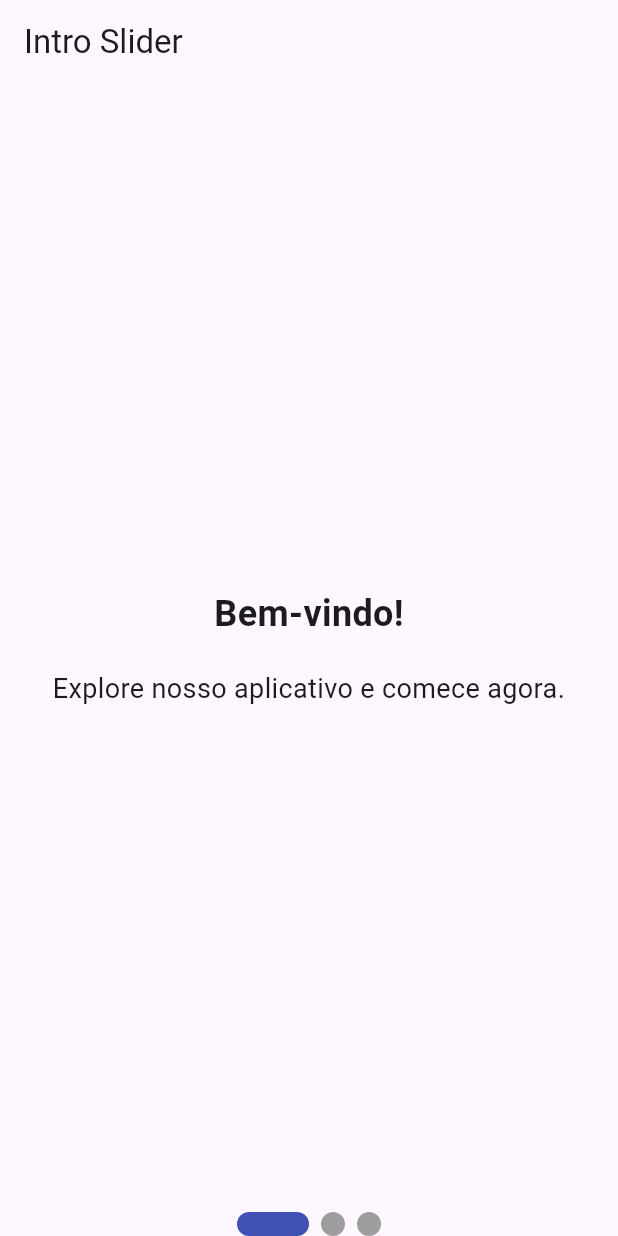
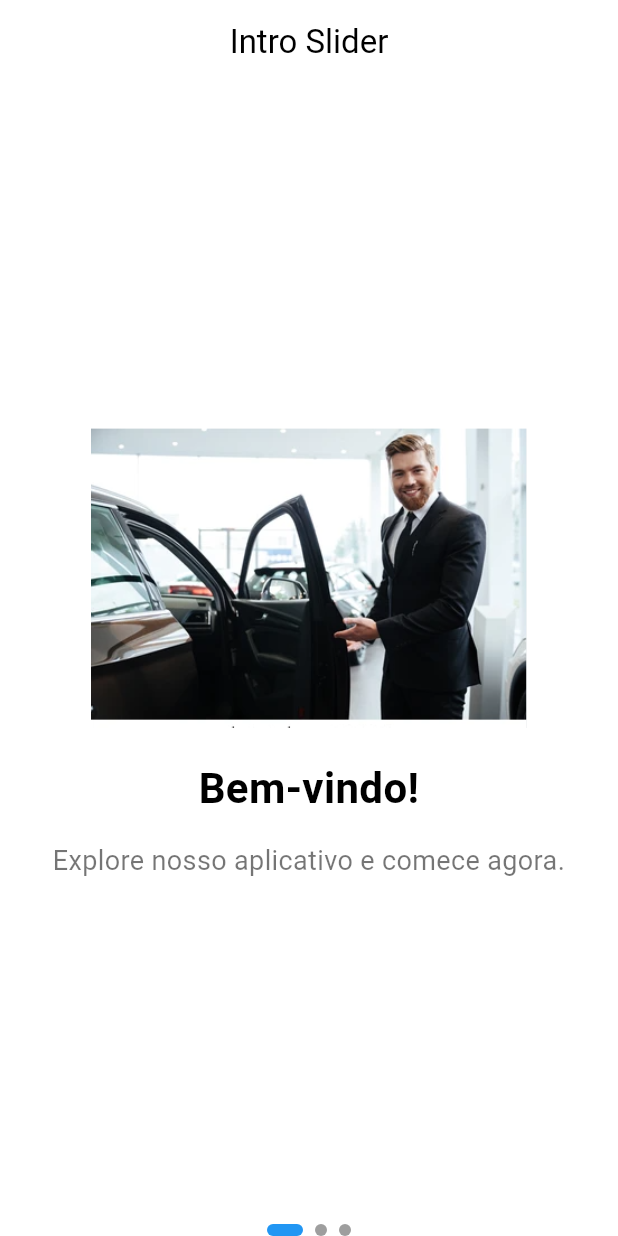
Before and after one commit to Nekavy/Parkking, a Flutter app: the screen it shows after launch, on a phone screen of 412 x 824 dp. Run offline on Flutter 3.47's test engine with Material 3 defaults, Android fonts, the light colour scheme and no system bars; drawn by our look-alikes of smooth_page_indicator.

Commit message:
update first page 0.1

```diff
--- a/lib/main.dart
+++ b/lib/main.dart
@@ -1,6 +1,6 @@
 import 'package:flutter/material.dart';
-import 'screens/intro_screen.dart';
-import 'screens/login_screen.dart';
+import 'screens/intro_slider.dart';
+import 'screens/login_page.dart';
 
 void main() {
   runApp(const ParkKingApp());
@@ -20,8 +20,8 @@ class ParkKingApp extends StatelessWidget {
       ),
       initialRoute: '/intro', // Rota inicial
       routes: {
-        '/intro': (context) =>  IntroSliderPage(),
-        '/login': (context) =>  LoginScreen(),
+        '/intro': (context) => IntroSliderPage(),
+        '/login': (context) => LoginPage(role: 'Cliente'), // Exemplo de rota
       },
     );
   }
--- a/lib/screens/intro_screen.dart
+++ /dev/null
@@ -1,165 +0,0 @@
-import 'package:flutter/material.dart';
-import 'package:smooth_page_indicator/smooth_page_indicator.dart'; // Para o indicador de páginas
-
-void main() {
-  runApp(MyApp());
-}
-
-class MyApp extends StatelessWidget {
-  @override
-  Widget build(BuildContext context) {
-    return MaterialApp(
-      title: 'Intro Slider',
-      theme: ThemeData(
-        primarySwatch: Colors.blue,
-      ),
-      home: IntroSliderPage(),
-    );
-  }
-}
-
-class IntroSliderPage extends StatefulWidget {
-  @override
-  _IntroSliderPageState createState() => _IntroSliderPageState();
-}
-
-class _IntroSliderPageState extends State<IntroSliderPage> {
-  final PageController _controller = PageController();
-  int _currentPage = 0;
-
-  // Lista de páginas da introdução
-  final List<Widget> _pages = [
-    _buildPage("Bem-vindo!", "Explore nosso aplicativo e comece agora."),
-    _buildPage("Facilidade", "Oferecemos opções de aluguel simples e rápidas."),
-    _buildPage("Escolha seu papel", "Arrendador ou Cliente, a escolha é sua."),
-  ];
-
-  static Widget _buildPage(String title, String description) {
-    return Column(
-      mainAxisAlignment: MainAxisAlignment.center,
-      children: [
-        Text(title, style: TextStyle(fontSize: 24, fontWeight: FontWeight.bold)),
-        SizedBox(height: 20),
-        Text(description, textAlign: TextAlign.center, style: TextStyle(fontSize: 18)),
-      ],
-    );
-  }
-
-  @override
-  Widget build(BuildContext context) {
-    return Scaffold(
-      appBar: AppBar(title: Text('Intro Slider')),
-      body: Column(
-        children: [
-          Expanded(
-            child: PageView(
-              controller: _controller,
-              onPageChanged: (page) {
-                setState(() {
-                  _currentPage = page;
-                });
-              },
-              children: _pages,
-            ),
-          ),
-          SmoothPageIndicator(
-            controller: _controller,
-            count: _pages.length,
-            effect: ExpandingDotsEffect(),
-          ),
-          if (_currentPage == _pages.length - 1)
-            Padding(
-              padding: const EdgeInsets.all(16.0),
-              child: Column(
-                children: [
-                  ElevatedButton(
-                    onPressed: () => Navigator.push(
-                      context,
-                      MaterialPageRoute(builder: (_) => RoleSelectionPage(role: "Arrendador")),
-                    ),
-                    child: Text("Arrendador"),
-                  ),
-                  SizedBox(height: 10),
-                  ElevatedButton(
-                    onPressed: () => Navigator.push(
-                      context,
-                      MaterialPageRoute(builder: (_) => RoleSelectionPage(role: "Cliente")),
-                    ),
-                    child: Text("Cliente"),
-                  ),
-                ],
-              ),
-            ),
-        ],
-      ),
-    );
-  }
-}
-
-class RoleSelectionPage extends StatelessWidget {
-  final String role;
-
-  RoleSelectionPage({required this.role});
-
-  @override
-  Widget build(BuildContext context) {
-    return Scaffold(
-      appBar: AppBar(title: Text("Escolha o seu papel")),
-      body: Center(
-        child: Column(
-          mainAxisAlignment: MainAxisAlignment.center,
-          children: [
-            Text("Você escolheu: $role", style: TextStyle(fontSize: 24)),
-            SizedBox(height: 20),
-            ElevatedButton(
-              onPressed: () => Navigator.push(
-                context,
-                MaterialPageRoute(builder: (_) => LoginPage(role: role)),
-              ),
-              child: Text("Login"),
-            ),
-            ElevatedButton(
-              onPressed: () => Navigator.push(
-                context,
-                MaterialPageRoute(builder: (_) => RegisterPage(role: role)),
-              ),
-              child: Text("Register"),
-            ),
-          ],
-        ),
-      ),
-    );
-  }
-}
-
-class LoginPage extends StatelessWidget {
-  final String role;
-
-  LoginPage({required this.role});
-
-  @override
-  Widget build(BuildContext context) {
-    return Scaffold(
-      appBar: AppBar(title: Text("$role Login")),
-      body: Center(
-        child: Text("Página de Login para $role"),
-      ),
-    );
-  }
-}
-
-class RegisterPage extends StatelessWidget {
-  final String role;
-
-  RegisterPage({required this.role});
-
-  @override
-  Widget build(BuildContext context) {
-    return Scaffold(
-      appBar: AppBar(title: Text("$role Register")),
-      body: Center(
-        child: Text("Página de Registro para $role"),
-      ),
-    );
-  }
-}
--- /dev/null
+++ b/lib/screens/intro_slider.dart
@@ -0,0 +1,134 @@
+import 'package:flutter/material.dart';
+import 'package:smooth_page_indicator/smooth_page_indicator.dart';
+import 'role_selection_page.dart';
+
+class IntroSliderPage extends StatefulWidget {
+  @override
+  _IntroSliderPageState createState() => _IntroSliderPageState();
+}
+
+class _IntroSliderPageState extends State<IntroSliderPage> {
+  final PageController _controller = PageController();
+  int _currentPage = 0;
+
+  // Lista de páginas da introdução
+  final List<Widget> _pages = [
+    _buildPage("Bem-vindo!", "Explore nosso aplicativo e comece agora.", 'assets/images/welcome_image.png'),
+    _buildPage("Facilidade", "Oferecemos opções de aluguel simples e rápidas.", 'assets/images/ease_image.png'),
+    _buildPage("Escolha seu papel", "Arrendador ou Cliente, a escolha é sua.", 'assets/images/role_choice_image.png'),
+  ];
+
+  static Widget _buildPage(String title, String description, String imagePath) {
+    return Padding(
+      padding: const EdgeInsets.symmetric(horizontal: 24.0),
+      child: Column(
+        mainAxisAlignment: MainAxisAlignment.center,
+        children: [
+          Image.asset(
+            imagePath, // Imagem específica para cada slide
+            height: 200, // Ajuste o tamanho conforme necessário
+            fit: BoxFit.contain, // A imagem fica proporcional
+          ),
+          SizedBox(height: 20),
+          Text(
+            title,
+            style: TextStyle(fontSize: 28, fontWeight: FontWeight.bold, color: Colors.black),
+            textAlign: TextAlign.center,
+          ),
+          SizedBox(height: 16),
+          Text(
+            description,
+            textAlign: TextAlign.center,
+            style: TextStyle(fontSize: 18, color: Colors.black54),
+          ),
+        ],
+      ),
+    );
+  }
+
+  @override
+  Widget build(BuildContext context) {
+    return Scaffold(
+      backgroundColor: Colors.white, // Fundo branco
+      appBar: AppBar(
+        title: Text('Intro Slider', style: TextStyle(color: Colors.black)),
+        backgroundColor: Colors.white,
+        elevation: 0,
+        centerTitle: true,
+        iconTheme: IconThemeData(color: Colors.black),
+      ),
+      body: Column(
+        children: [
+          Expanded(
+            child: PageView(
+              controller: _controller,
+              onPageChanged: (page) {
+                setState(() {
+                  _currentPage = page;
+                });
+              },
+              children: _pages,
+            ),
+          ),
+          SmoothPageIndicator(
+            controller: _controller,
+            count: _pages.length,
+            effect: ExpandingDotsEffect(
+              dotColor: Colors.grey,
+              activeDotColor: Colors.blue,
+              dotHeight: 8,
+              dotWidth: 8,
+            ),
+          ),
+          if (_currentPage == _pages.length - 1)
+            Padding(
+              padding: const EdgeInsets.all(16.0),
+              child: Column(
+                children: [
+                  // Botão "Arrendador"
+                  ElevatedButton(
+                    onPressed: () => Navigator.push(
+                      context,
+                      MaterialPageRoute(
+                        builder: (_) => RoleSelectionPage(role: "Arrendador"),
+                      ),
+                    ),
+                    style: ElevatedButton.styleFrom(
+                      backgroundColor: Colors.blue,
+                      shape: RoundedRectangleBorder(borderRadius: BorderRadius.circular(10)),
+                      padding: EdgeInsets.symmetric(vertical: 16),
+                      minimumSize: Size(double.infinity, 56), // Tamanho dos botões
+                    ),
+                    child: Text(
+                      "Arrendador",
+                      style: TextStyle(fontSize: 16, fontWeight: FontWeight.bold),
+                    ),
+                  ),
+                  SizedBox(height: 16), // Espaço entre os botões
+                  // Botão "Cliente"
+                  ElevatedButton(
+                    onPressed: () => Navigator.push(
+                      context,
+                      MaterialPageRoute(
+                        builder: (_) => RoleSelectionPage(role: "Cliente"),
+                      ),
+                    ),
+                    style: ElevatedButton.styleFrom(
+                      backgroundColor: Colors.grey.shade300,
+                      shape: RoundedRectangleBorder(borderRadius: BorderRadius.circular(10)),
+                      padding: EdgeInsets.symmetric(vertical: 16),
+                      minimumSize: Size(double.infinity, 56), // Tamanho dos botões
+                    ),
+                    child: Text(
+                      "Cliente",
+                      style: TextStyle(fontSize: 16, fontWeight: FontWeight.bold, color: Colors.black),
+                    ),
+                  ),
+                ],
+              ),
+            ),
+        ],
+      ),
+    );
+  }
+}
--- a/pubspec.yaml
+++ b/pubspec.yaml
@@ -21,4 +21,6 @@ dev_dependencies:
 flutter:
   uses-material-design: true
   assets:
-    - assets/1.png
+    - assets/images/welcome_image.png
+    - assets/images/ease_image.png
+    - assets/images/role_choice_image.png
```
Also changed, not shown: lib/screens/login_page.dart (added, +17 -0 lines), lib/screens/login_screen.dart (deleted, +0 -80 lines), lib/screens/role_selection_page.dart (added, +38 -0 lines), assets/images/ease_image.png (added), assets/images/role_choice_image.png (added), assets/images/welcome_image.png (added).
